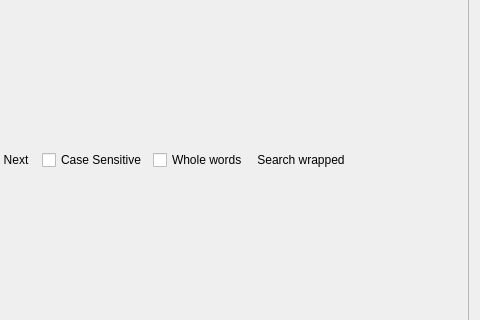
First picture: the form in src/window_browser.ui, repository gyunaev/kchmviewer, before the edit; both pictures show x 269 to 749 and y 172 to 492 of the 749 by 664 pixel window.
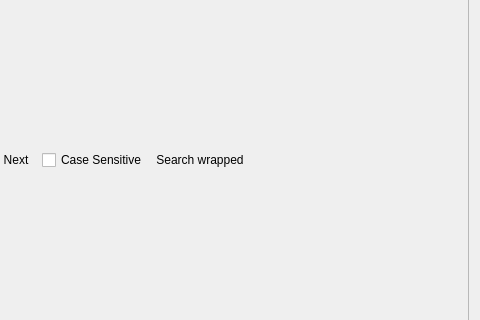
Second picture: the form after the edit. Icons and pictures are not drawn.

Commit message: - Removed outdated and buggy QTextBrowser support.     - Removed unneeded KHTMLPart support. Only QWebKit is now supported.     - Fixed zoom and "select all".     - Fixed storing scrollbar position.     - Added browser options to control JavaScript, Java and HTML5 features, which now apply to Webkit

Diff of the .ui file:
```diff
--- a/src/window_browser.ui
+++ b/src/window_browser.ui
@@ -134,13 +134,6 @@
         </property>
        </widget>
       </item>
-      <item>
-       <widget class="QCheckBox" name="checkWholeWords">
-        <property name="text">
-         <string>Whole words</string>
-        </property>
-       </widget>
-      </item>
       <item>
        <widget class="QLabel" name="labelWrapped">
         <property name="minimumSize">
```
The commit also changes 31 other files.
